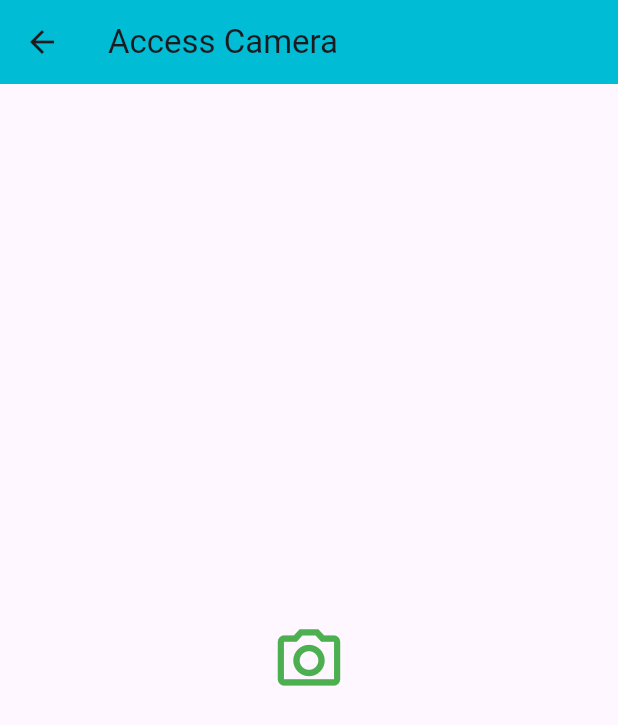
After one commit to bangpaik/mobile_alihjenjangd4, a Flutter app: the PageAccessCamera screen opened directly, after a tap on the "camera alt" icon, on a phone screen of 412 x 824 dp. The commit adds this screen. Shown: the top 725 px of the screen. Run offline on Flutter 3.47's test engine with Material 3 defaults, Android fonts, the phone set to English and light mode, and no system bars; our stand-ins replace flutter_styled_toast, image_picker, shared_preferences, sqflite; accounts and stored records are empty.

Commit message:
update camera dan google maps

```diff
--- /dev/null
+++ b/lib/screen_page/page_access_camera.dart
@@ -0,0 +1,52 @@
+import 'package:flutter/material.dart';
+import 'dart:io';
+import 'package:image_picker/image_picker.dart';
+
+class PageAccessCamera extends StatefulWidget {
+  const PageAccessCamera({super.key});
+
+  @override
+  State<PageAccessCamera> createState() => _PageAccessCameraState();
+}
+
+class _PageAccessCameraState extends State<PageAccessCamera> {
+
+  XFile? image;
+  Future<void> imageCamera() async{
+    var res = await ImagePicker().pickImage(source: ImageSource.camera);
+    if(res != null){
+      setState(() {
+        image = res;
+      });
+    }
+  }
+
+  @override
+  Widget build(BuildContext context) {
+    return Scaffold(
+      appBar: AppBar(
+        title: Text('Access Camera'),
+        backgroundColor: Colors.cyan,
+      ),
+
+      body: Center(
+        child: GestureDetector(
+          onTap: () async{
+            await imageCamera();
+          },
+          child: image != null ? Container(
+            margin: EdgeInsets.all(10),
+            decoration: BoxDecoration(
+              borderRadius: BorderRadius.circular(10),
+              border: Border.all(width: 5, color: Colors.green)
+            ),
+            child: Image.file(File(image!.path)),
+          ) : Icon(
+            Icons.camera_alt_outlined,
+            size: 50,
+            color: Colors.green,
+        ),
+      )),
+    );
+  }
+}
--- a/pubspec.yaml
+++ b/pubspec.yaml
@@ -40,6 +40,9 @@ dependencies:
   http: ^1.2.1
   shared_preferences: ^2.2.2
   sqflite: ^2.3.2
+  image_picker: ^1.0.7
+  image_picker_for_web: ^3.0.3
+  google_maps_flutter: ^2.6.0
 
 dev_dependencies:
   flutter_test:
```
Also changed, not shown: lib/main.dart (+7 -1 lines), lib/screen_page/page_access_camera_web.dart (added, +19 -0 lines), 7 other files.
